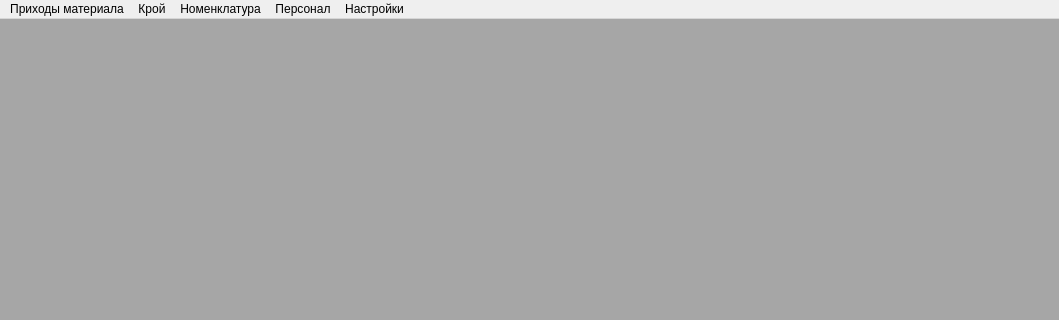
Meller008/CRM-Avi, file ui/main.ui: the form before one commit; both pictures show x 0 to 1059 and y 0 to 320 of the 1059 by 610 pixel window.
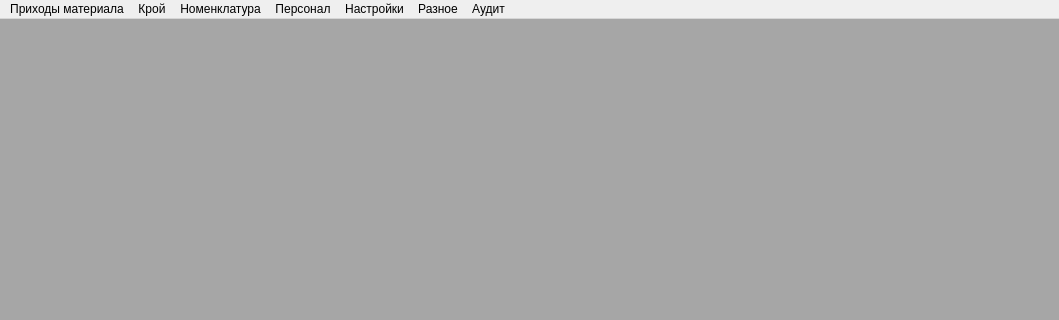
The form after the commit. Icons and pictures are not drawn.

What changed in the file:
```diff
--- a/ui/main.ui
+++ b/ui/main.ui
@@ -137,11 +137,25 @@
     <addaction name="ma_cut_mission_list"/>
     <addaction name="ma_cut_list"/>
    </widget>
+   <widget class="QMenu" name="menu_9">
+    <property name="title">
+     <string>Разное</string>
+    </property>
+    <addaction name="ma_order_edi"/>
+   </widget>
+   <widget class="QMenu" name="menu_10">
+    <property name="title">
+     <string>Аудит</string>
+    </property>
+    <addaction name="ma_audit_verification"/>
+   </widget>
    <addaction name="menu"/>
    <addaction name="menu_8"/>
    <addaction name="menu_7"/>
    <addaction name="menu_4"/>
    <addaction name="menu_3"/>
+   <addaction name="menu_9"/>
+   <addaction name="menu_10"/>
   </widget>
   <widget class="QStatusBar" name="statusbar"/>
   <action name="ma_material">
```
Left out of the diff: 44 changed lines with no effect on the pictures.
